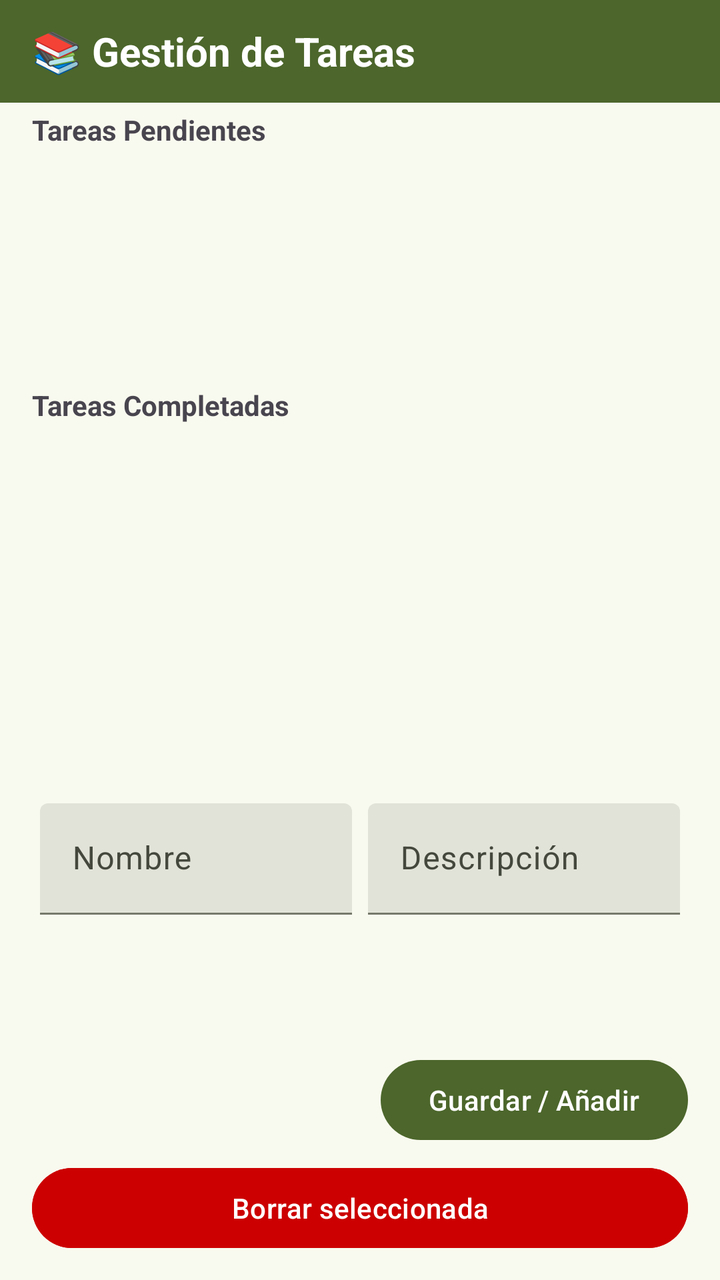
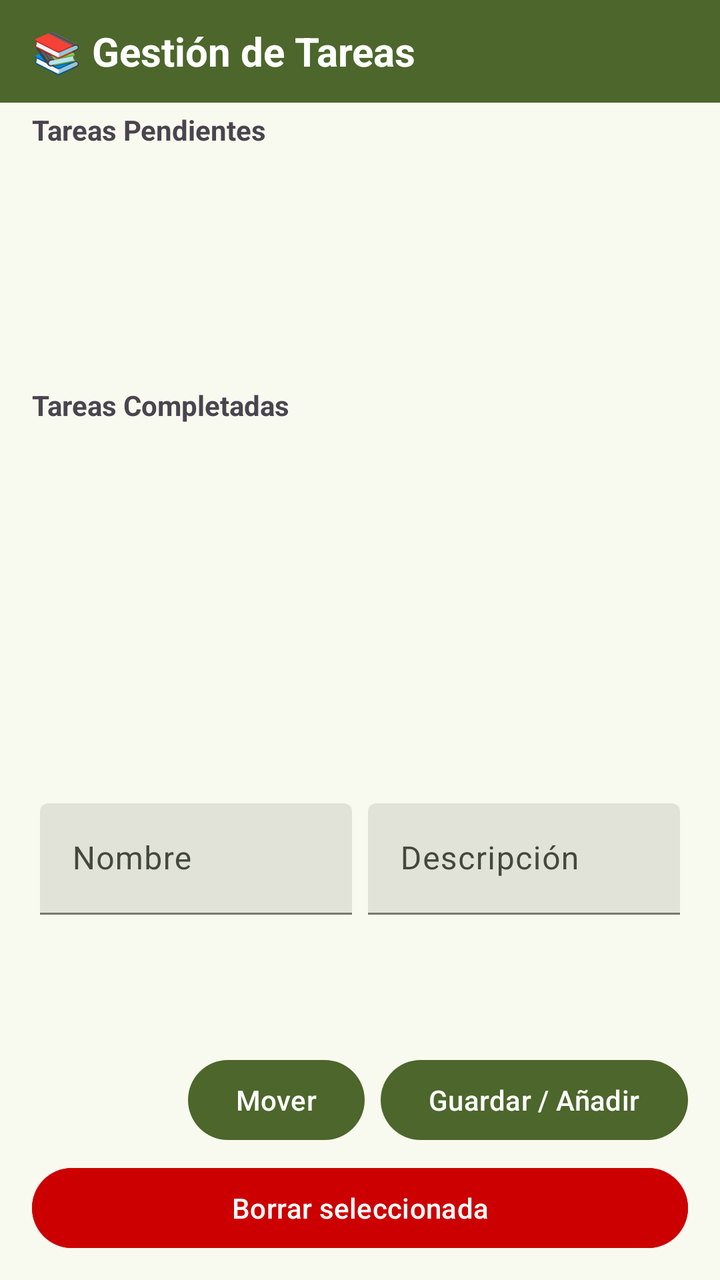

An Android layout rendered at two revisions. The XML below is the earlier revision; the diff shows what the commit changed to produce the second picture.
<!-- AndroidManifest.xml: application theme Theme.DosListaXML -->
<!-- res/layout/activity_main.xml -->
<?xml version="1.0" encoding="utf-8"?>
<androidx.constraintlayout.widget.ConstraintLayout xmlns:android="http://schemas.android.com/apk/res/android"
    xmlns:app="http://schemas.android.com/apk/res-auto"
    xmlns:tools="http://schemas.android.com/tools"
    android:id="@+id/main"
    android:layout_width="match_parent"
    android:layout_height="match_parent"
    tools:context=".ui.main.MainActivity">

    
    <androidx.constraintlayout.widget.Guideline
        android:id="@+id/guidelineHorizontalTop"
        android:layout_width="wrap_content"
        android:layout_height="wrap_content"
        android:orientation="horizontal"
        app:layout_constraintGuide_percent="0.08" />

    <androidx.constraintlayout.widget.Guideline
        android:id="@+id/guidelineHorizontalMiddle"
        android:layout_width="wrap_content"
        android:layout_height="wrap_content"
        android:orientation="horizontal"
        app:layout_constraintGuide_percent="0.52" />

    <androidx.constraintlayout.widget.Guideline
        android:id="@+id/guidelineVertical"
        android:layout_width="wrap_content"
        android:layout_height="wrap_content"
        android:orientation="vertical"
        app:layout_constraintGuide_percent="0.50" />

    <androidx.constraintlayout.widget.Guideline
        android:id="@+id/guidelineStart"
        android:layout_width="wrap_content"
        android:layout_height="wrap_content"
        android:orientation="vertical"
        app:layout_constraintGuide_begin="16dp" />

    <androidx.constraintlayout.widget.Guideline
        android:id="@+id/guidelineEnd"
        android:layout_width="wrap_content"
        android:layout_height="wrap_content"
        android:orientation="vertical"
        app:layout_constraintGuide_end="16dp" />


    
    <TextView
        android:id="@+id/tvTitulo"
        android:layout_width="0dp"
        android:layout_height="0dp"
        android:background="?attr/colorPrimary"
        android:gravity="center_vertical|start"
        android:paddingStart="16dp"
        android:text="📚 Gestión de Tareas"
        android:textColor="?attr/colorOnPrimary"
        android:textSize="20sp"
        android:textStyle="bold"
        app:layout_constraintBottom_toTopOf="@+id/guidelineHorizontalTop"
        app:layout_constraintEnd_toEndOf="parent"
        app:layout_constraintStart_toStartOf="parent"
        app:layout_constraintTop_toTopOf="parent" />


    
    <TextView
        android:id="@+id/tvLabelPendientes"
        android:layout_width="0dp"
        android:layout_height="wrap_content"
        android:layout_marginTop="4dp"
        android:text="Tareas Pendientes"
        android:textStyle="bold"
        app:layout_constraintEnd_toEndOf="@id/guidelineEnd"
        app:layout_constraintStart_toStartOf="@id/guidelineStart"
        app:layout_constraintTop_toBottomOf="@id/tvTitulo" />

    <androidx.recyclerview.widget.RecyclerView
        android:id="@+id/recyclerPendientes"
        android:layout_width="0dp"
        android:layout_height="0dp"
        android:layout_marginTop="2dp"
        android:layout_marginBottom="2dp"
        app:layout_constraintBottom_toTopOf="@id/tvLabelCompletadas"
        app:layout_constraintEnd_toEndOf="@id/guidelineEnd"
        app:layout_constraintStart_toStartOf="@id/guidelineStart"
        app:layout_constraintTop_toBottomOf="@id/tvLabelPendientes" />


    
    <TextView
        android:id="@+id/tvLabelCompletadas"
        android:layout_width="0dp"
        android:layout_height="wrap_content"
        android:text="Tareas Completadas"
        android:textStyle="bold"
        app:layout_constraintBottom_toTopOf="@id/recyclerCompletadas"
        app:layout_constraintEnd_toEndOf="@id/guidelineEnd"
        app:layout_constraintStart_toStartOf="@id/guidelineStart"
        app:layout_constraintTop_toBottomOf="@id/recyclerPendientes" />

    <androidx.recyclerview.widget.RecyclerView
        android:id="@+id/recyclerCompletadas"
        android:layout_width="0dp"
        android:layout_height="0dp"
        android:layout_marginTop="2dp"
        android:layout_marginBottom="4dp"
        app:layout_constraintBottom_toTopOf="@id/guidelineHorizontalMiddle"
        app:layout_constraintEnd_toEndOf="@id/guidelineEnd"
        app:layout_constraintStart_toStartOf="@id/guidelineStart"
        app:layout_constraintTop_toBottomOf="@id/tvLabelCompletadas" />


    
    <androidx.cardview.widget.CardView
        android:id="@+id/cardDetalle"
        android:layout_width="0dp"
        android:layout_height="wrap_content"
        android:layout_marginBottom="4dp"
        android:visibility="gone"
        app:layout_constraintBottom_toTopOf="@id/inputNombre"
        app:layout_constraintEnd_toEndOf="@id/guidelineEnd"
        app:layout_constraintStart_toStartOf="@id/guidelineStart"
        app:layout_constraintTop_toBottomOf="@id/guidelineHorizontalMiddle">

        <LinearLayout
            android:layout_width="match_parent"
            android:layout_height="wrap_content"
            android:orientation="vertical"
            android:padding="8dp">

            <TextView
                android:layout_width="match_parent"
                android:layout_height="wrap_content"
                android:text="📌 Detalle de la Tarea Seleccionada:"
                android:textStyle="bold" />

            <TextView
                android:id="@+id/tvDetalleNombre"
                android:layout_width="match_parent"
                android:layout_height="wrap_content" />

            <TextView
                android:id="@+id/tvDetalleDescripcion"
                android:layout_width="match_parent"
                android:layout_height="wrap_content" />
        </LinearLayout>
    </androidx.cardview.widget.CardView>


    
    <com.google.android.material.textfield.TextInputLayout
        android:id="@+id/inputNombre"
        style="?attr/textInputFilledStyle"
        android:layout_width="0dp"
        android:layout_height="wrap_content"
        android:layout_margin="4dp"
        android:hint="Nombre"
        app:layout_constraintBottom_toTopOf="@id/btnGuardar"
        app:layout_constraintEnd_toEndOf="@id/guidelineVertical"
        app:layout_constraintStart_toStartOf="@id/guidelineStart"
        app:layout_constraintTop_toBottomOf="@id/guidelineHorizontalMiddle">

        <com.google.android.material.textfield.TextInputEditText
            android:id="@+id/etNombre"
            android:layout_width="match_parent"
            android:layout_height="wrap_content"
            android:inputType="text" />
    </com.google.android.material.textfield.TextInputLayout>

    <com.google.android.material.textfield.TextInputLayout
        android:id="@+id/inputDescripcion"
        style="?attr/textInputFilledStyle"
        android:layout_width="0dp"
        android:layout_height="wrap_content"
        android:layout_margin="4dp"
        android:hint="Descripción"
        app:layout_constraintBottom_toTopOf="@id/btnGuardar"
        app:layout_constraintEnd_toEndOf="@id/guidelineEnd"
        app:layout_constraintStart_toStartOf="@id/guidelineVertical"
        app:layout_constraintTop_toBottomOf="@id/guidelineHorizontalMiddle">

        <com.google.android.material.textfield.TextInputEditText
            android:id="@+id/etDescripcion"
            android:layout_width="match_parent"
            android:layout_height="wrap_content"
            android:inputType="text" />
    </com.google.android.material.textfield.TextInputLayout>


    
    <Button
        android:id="@+id/btnGuardar"
        android:layout_width="wrap_content"
        android:layout_height="wrap_content"
        android:layout_marginEnd="16dp"
        android:layout_marginBottom="6dp"
        android:text="Guardar / Añadir"
        app:layout_constraintBottom_toTopOf="@id/btnBorrar"
        app:layout_constraintEnd_toEndOf="parent" />


    
    <Button
        android:id="@+id/btnBorrar"
        android:layout_width="0dp"
        android:layout_height="wrap_content"
        android:layout_marginStart="16dp"
        android:layout_marginEnd="16dp"
        android:layout_marginBottom="12dp"
        android:backgroundTint="@android:color/holo_red_dark"
        android:text="Borrar seleccionada"
        app:layout_constraintBottom_toBottomOf="parent"
        app:layout_constraintEnd_toEndOf="parent"
        app:layout_constraintStart_toStartOf="parent" />

</androidx.constraintlayout.widget.ConstraintLayout>
<!-- resources referenced by this layout -->
<resources>
  <color name="md_theme_primary">#4C662B</color>
  <color name="md_theme_onPrimary">#FFFFFF</color>
  <color name="md_theme_primaryContainer">#CDEDA3</color>
  <color name="md_theme_onPrimaryContainer">#354E16</color>
  <color name="md_theme_secondary">#586249</color>
  <color name="md_theme_onSecondary">#FFFFFF</color>
  <color name="md_theme_secondaryContainer">#DCE7C8</color>
  <color name="md_theme_onSecondaryContainer">#404A33</color>
  <color name="md_theme_tertiary">#386663</color>
  <color name="md_theme_onTertiary">#FFFFFF</color>
  <color name="md_theme_tertiaryContainer">#BCECE7</color>
  <color name="md_theme_onTertiaryContainer">#1F4E4B</color>
  <color name="md_theme_error">#BA1A1A</color>
  <color name="md_theme_onError">#FFFFFF</color>
  <color name="md_theme_errorContainer">#FFDAD6</color>
  <color name="md_theme_onErrorContainer">#93000A</color>
  <color name="md_theme_background">#F9FAEF</color>
  <color name="md_theme_onBackground">#1A1C16</color>
  <color name="md_theme_surface">#F9FAEF</color>
  <color name="md_theme_onSurface">#1A1C16</color>
  <color name="md_theme_surfaceVariant">#E1E4D5</color>
  <color name="md_theme_onSurfaceVariant">#44483D</color>
  <color name="md_theme_outline">#75796C</color>
  <color name="md_theme_outlineVariant">#C5C8BA</color>
  <color name="md_theme_inverseSurface">#2F312A</color>
  <color name="md_theme_inverseOnSurface">#F1F2E6</color>
  <color name="md_theme_inversePrimary">#B1D18A</color>
  <color name="md_theme_primaryFixed">#CDEDA3</color>
  <color name="md_theme_onPrimaryFixed">#102000</color>
  <color name="md_theme_primaryFixedDim">#B1D18A</color>
  <color name="md_theme_onPrimaryFixedVariant">#354E16</color>
  <color name="md_theme_secondaryFixed">#DCE7C8</color>
  <color name="md_theme_onSecondaryFixed">#151E0B</color>
  <color name="md_theme_secondaryFixedDim">#BFCBAD</color>
  <color name="md_theme_onSecondaryFixedVariant">#404A33</color>
  <color name="md_theme_tertiaryFixed">#BCECE7</color>
  <color name="md_theme_onTertiaryFixed">#00201E</color>
  <color name="md_theme_tertiaryFixedDim">#A0D0CB</color>
  <color name="md_theme_onTertiaryFixedVariant">#1F4E4B</color>
  <color name="md_theme_surfaceDim">#DADBD0</color>
  <color name="md_theme_surfaceBright">#F9FAEF</color>
  <color name="md_theme_surfaceContainerLowest">#FFFFFF</color>
  <color name="md_theme_surfaceContainerLow">#F3F4E9</color>
  <color name="md_theme_surfaceContainer">#EEEFE3</color>
  <color name="md_theme_surfaceContainerHigh">#E8E9DE</color>
  <color name="md_theme_surfaceContainerHighest">#E2E3D8</color>
  <!-- unchanged entries left out for length: 1 -->
</resources>

<!-- the commit's change to res/layout/activity_main.xml (unified diff, before → after) -->
@@ -189,6 +189,18 @@
 
     
     <Button
+        android:id="@+id/btnAccionExtra"
+        android:layout_width="wrap_content"
+        android:layout_height="wrap_content"
+        android:layout_marginEnd="8dp"
+        android:layout_marginBottom="6dp"
+        android:text="Mover"
+        app:layout_constraintBottom_toTopOf="@id/btnBorrar"
+        app:layout_constraintEnd_toStartOf="@id/btnGuardar" />
+
+
+    
+    <Button
         android:id="@+id/btnGuardar"
         android:layout_width="wrap_content"
         android:layout_height="wrap_content"
